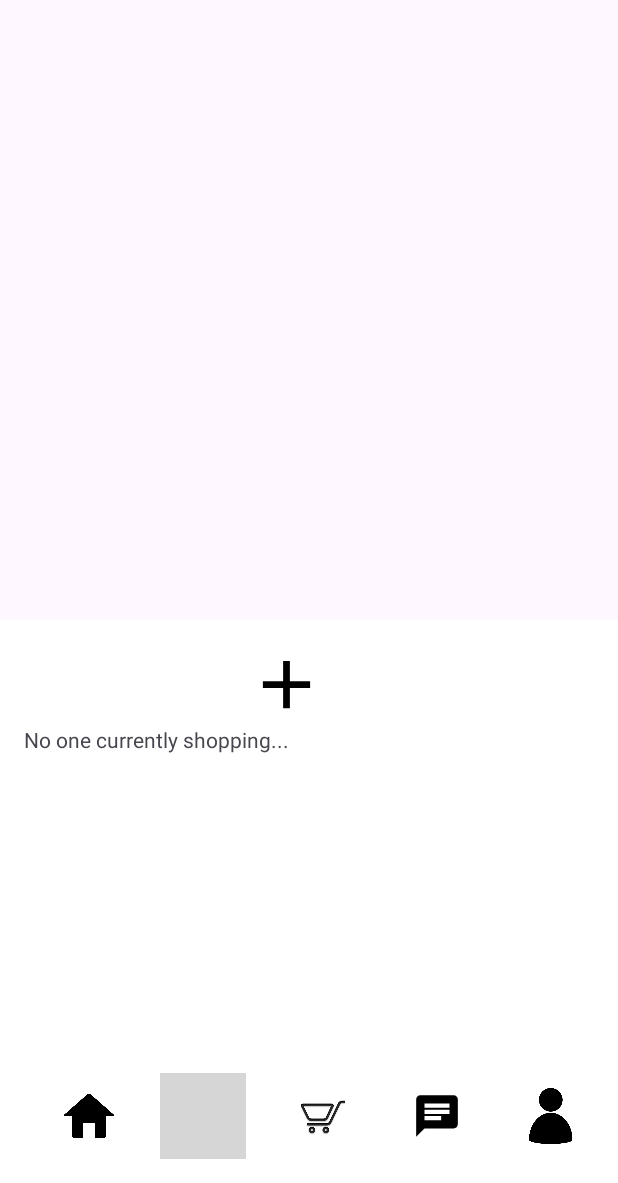
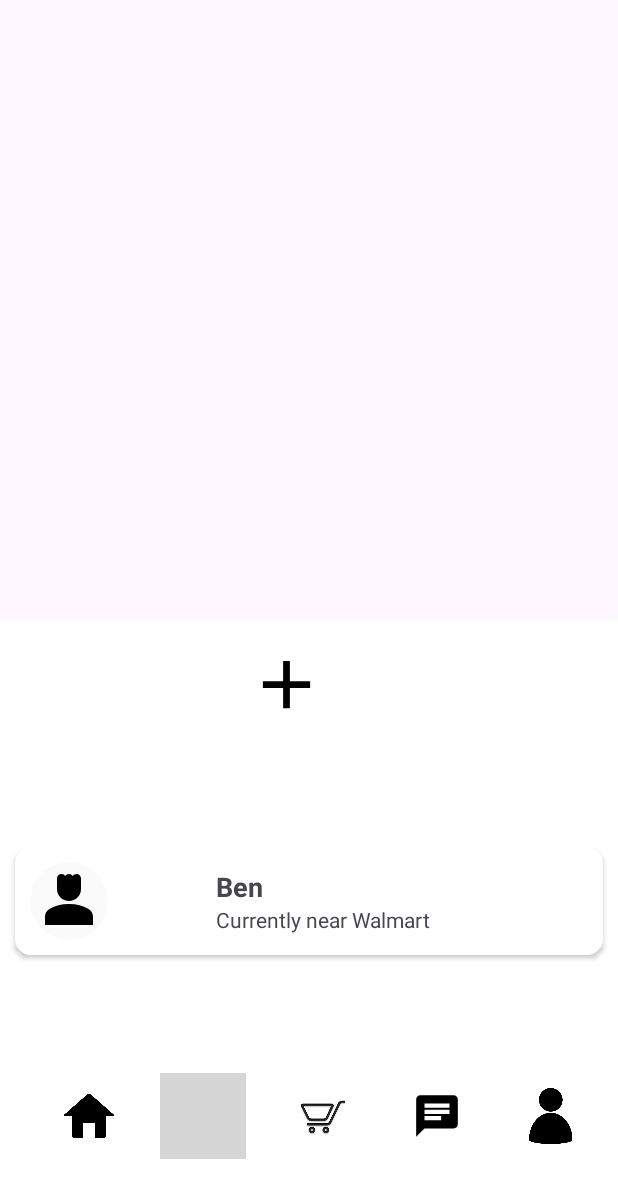
Before and after one commit to davamae/Buddy-Cart, an Android app: the Map screen opened directly, with no data from a screen before it, on a phone screen of 412 x 824 dp, the part 53-1236 px from its top. Run offline under Robolectric (Android 15) with nearby library versions, the phone set to English and light mode, and no system bars; grey boxes are pictures that could not be loaded.

Commit message:
Added a marker for a shopper on the map

```diff
--- a/app/src/main/java/com/example/buddycart/Map.java
+++ b/app/src/main/java/com/example/buddycart/Map.java
@@ -89,8 +89,12 @@ public class Map extends FragmentActivity implements OnMapReadyCallback {
         mMap = googleMap;
 
         // Add a marker in Kelowna and move the camera
-        LatLng kelowna = new LatLng(50, -120);
+        LatLng kelowna = new LatLng(49.8889, -119.4252);
         mMap.addMarker(new MarkerOptions().position(kelowna).title("Marker in Kelowna"));
         mMap.moveCamera(CameraUpdateFactory.newLatLng(kelowna));
+
+        float zoomLevel = 13.0f;
+        mMap.moveCamera(CameraUpdateFactory.newLatLngZoom(kelowna, zoomLevel));
+
     }
 }
--- a/app/src/main/res/layout/activity_contacts.xml
+++ b/app/src/main/res/layout/activity_contacts.xml
@@ -36,15 +36,16 @@
 
     </RelativeLayout>
 
+    <!-- Contact 1 Person -->
     <FrameLayout
+        android:id="@+id/main_frame_layout"
         android:layout_width="match_parent"
         android:layout_height="match_parent"
+        android:layout_above="@+id/divider"
         android:layout_below="@+id/main_toolbar"
-        android:layout_above="@+id/divider"
-        android:id="@+id/main_frame_layout"
-        />
+        android:layout_marginTop="-13dp"
+        android:layout_marginBottom="14dp" />
 
-    <!-- Contact 1 Person -->
     <LinearLayout
         android:layout_width="match_parent"
         android:layout_height="wrap_content"
--- a/app/src/main/res/layout/activity_map.xml
+++ b/app/src/main/res/layout/activity_map.xml
@@ -46,7 +46,6 @@
             app:layout_behavior="com.google.android.material.bottomsheet.BottomSheetBehavior">
 
 
-
             <ImageView
                 android:id="@+id/imageView4"
                 android:layout_width="350dp"
@@ -54,11 +53,61 @@
                 android:src="@drawable/add_icon" />
 
 
-            <TextView
-                android:id="@+id/textView"
+
+
+        </LinearLayout>
+
+        <LinearLayout
+            android:id="@+id/ben_contact"
+            android:layout_width="match_parent"
+            android:layout_height="match_parent"
+            android:layout_below="@id/sophia_contact"
+            android:layout_margin="10dp"
+            android:background="@drawable/edit_text_rounded_corner"
+            android:elevation="2dp"
+            app:layout_anchor="@+id/bottom_sheet"
+            app:layout_anchorGravity="center">
+
+            <ImageView
+                android:id="@+id/profile3_pic_image_view"
+                android:layout_width="52dp"
+                android:layout_height="52dp"
+                android:layout_marginStart="10dp"
+                android:layout_marginTop="10dp"
+                android:background="@drawable/circular_bg"
+                android:backgroundTint="@color/off_white"
+                android:padding="2dp"
+                android:src="@drawable/person4_icon"
+                app:tint="@color/my_primary" />
+
+            <include
+                layout="@layout/profile_pic_view"
+                android:layout_width="52dp"
+                android:layout_height="52dp"
+                android:layout_gravity="center"
+                android:layout_margin="10dp" />
+
+            <LinearLayout
                 android:layout_width="match_parent"
                 android:layout_height="wrap_content"
-                android:text="No one currently shopping..." />
+                android:layout_gravity="center"
+                android:orientation="vertical">
+
+                <TextView
+                    android:id="@+id/name3_text"
+                    android:layout_width="wrap_content"
+                    android:layout_height="wrap_content"
+                    android:text="Ben"
+                    android:textSize="18sp"
+                    android:textStyle="bold" />
+
+                <TextView
+                    android:id="@+id/phone3_text"
+                    android:layout_width="wrap_content"
+                    android:layout_height="wrap_content"
+                    android:text="Currently near Walmart" />
+
+            </LinearLayout>
 
         </LinearLayout>
 
```
